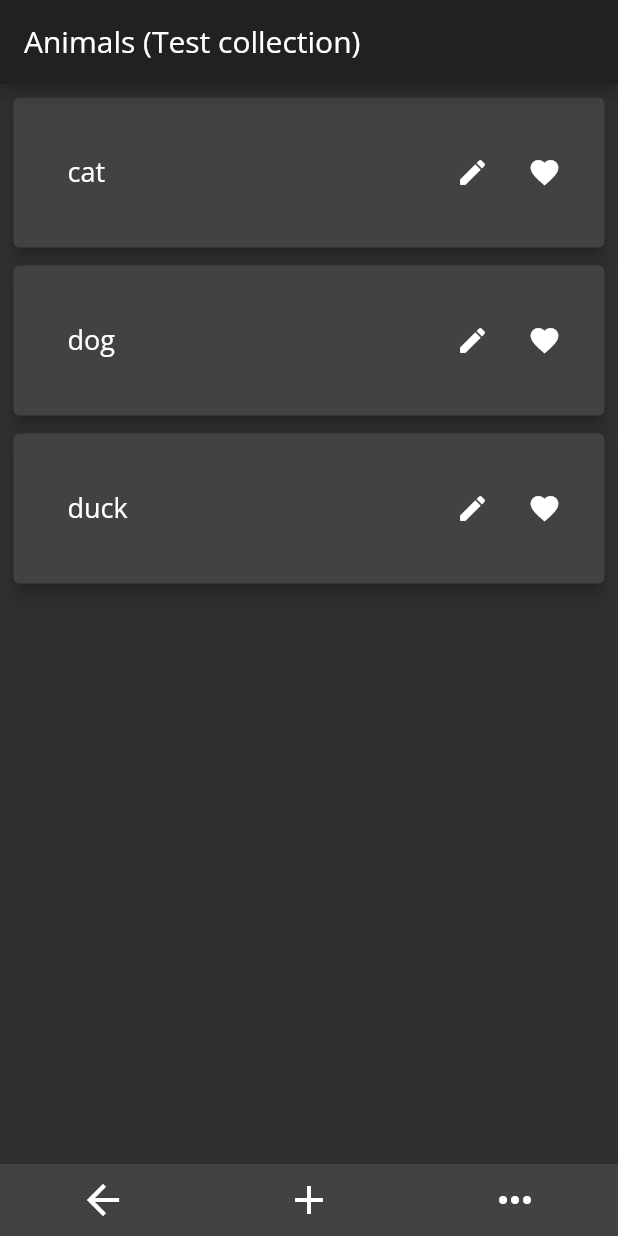
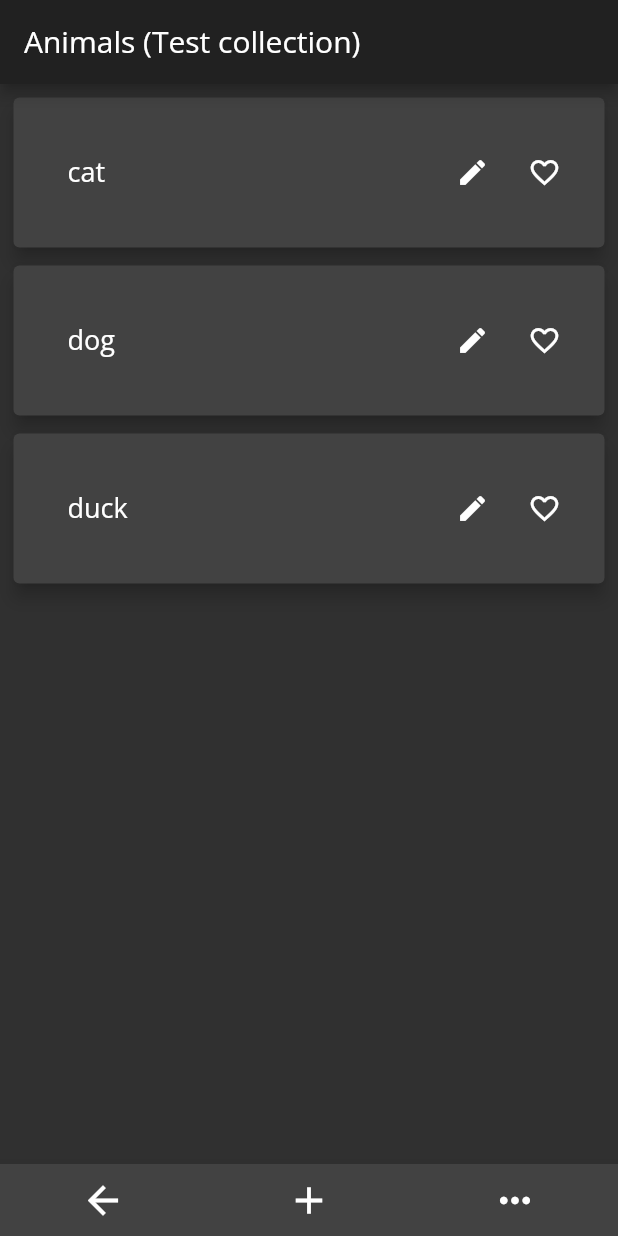
Before and after one commit to asapbox/flashcards, a Flutter app: the screen it shows after launch, after a tap on "Animals (Test collection)", on a phone screen of 412 x 824 dp. Run offline on Flutter 3.47's test engine with Material 2 defaults, Android fonts, the phone set to English and light mode, and no system bars; our stand-ins replace google_fonts.

Commit message:
Added the feature 'favorite flashcard'

```diff
--- a/lib/app_theme.dart
+++ b/lib/app_theme.dart
@@ -80,7 +80,7 @@ class AppTheme {
           selectedItemColor: Colors.green,
         ),
         iconTheme: const IconThemeData(
-          size: 32.0,
+          size: 30.0,
           color: Colors.black,
         ),
         primaryIconTheme: const IconThemeData(
@@ -105,7 +105,7 @@ class AppTheme {
         selectedItemColor: Colors.green,
       ),
       iconTheme: const IconThemeData(
-        size: 32.0,
+        size: 30.0,
         color: Colors.white,
       ),
       primaryIconTheme: const IconThemeData(
--- a/lib/model/flashcard.dart
+++ b/lib/model/flashcard.dart
@@ -1,19 +1,20 @@
 class Flashcard {
-  Flashcard({
-    required this.frontSide,
-    required this.backSide,
-  });
+  Flashcard(
+      {required this.frontSide,
+      required this.backSide,
+      required this.isFavorite});
 
   String frontSide;
   String backSide;
+  bool isFavorite;
 
   factory Flashcard.fromJson(dynamic json) => Flashcard(
         frontSide: json['frontSide'] as String,
         backSide: json['backSide'] as String,
+        isFavorite: json['isFavorite'] as bool,
       );
 
   @override
-  String toString() {
-    return 'Flashcard(frontSide: $frontSide, backSide: $backSide)';
-  }
+  String toString() =>
+      'Flashcard(frontSide: $frontSide, backSide: $backSide, isFavorite: $isFavorite)';
 }
--- a/lib/model/flashcards_repository.dart
+++ b/lib/model/flashcards_repository.dart
@@ -8,9 +8,9 @@ class FlashcardsRepository {
     Collection(
       collectionName: 'Animals (Test collection)',
       flashcards: [
-        Flashcard(frontSide: 'cat', backSide: 'кошка'),
-        Flashcard(frontSide: 'dog', backSide: 'собака'),
-        Flashcard(frontSide: 'duck', backSide: 'утка'),
+        Flashcard(frontSide: 'cat', backSide: 'кошка', isFavorite: false),
+        Flashcard(frontSide: 'dog', backSide: 'собака', isFavorite: false),
+        Flashcard(frontSide: 'duck', backSide: 'утка', isFavorite: false),
       ],
     ),
   ];
@@ -19,13 +19,12 @@ class FlashcardsRepository {
 
   FlashcardsRepository._();
 
-  // replace MockFlashcardsRepository() with _instance
-  factory FlashcardsRepository() =>
-      // MockFlashcardsRepository();
-      _instance;
+  // replace _instance with MockFlashcardsRepository() to retrieve mock data
+  // MockFlashcardsRepository();
+  factory FlashcardsRepository() => _instance;
 
-  Map<String, List<Map<String, String>>> toJson() {
-    Map<String, List<Map<String, String>>> tempMap = {};
+  Map<String, List<Map<String, dynamic>>> toJson() {
+    Map<String, List<Map<String, dynamic>>> tempMap = {};
     for (var collection in collections) {
       tempMap.addAll(
         {
@@ -34,6 +33,7 @@ class FlashcardsRepository {
               {
                 'frontSide': flashcard.frontSide,
                 'backSide': flashcard.backSide,
+                'isFavorite': flashcard.isFavorite,
               }
           ]
         },
--- a/lib/view/widgets/flashcard_form.dart
+++ b/lib/view/widgets/flashcard_form.dart
@@ -48,12 +48,12 @@ class _FlashcardFormState extends State<FlashcardForm> {
     frontSideTextEditingController.text =
         (isCreatingNewCollection || isCreatingNewFlashcard)
             ? ''
-            : context.read<FlashcardManager>().fetchFlashcard.frontSide;
+            : context.read<FlashcardManager>().fetchSelectedFlashcard.frontSide;
 
     backSideTextEditingController.text =
         (isCreatingNewCollection || isCreatingNewFlashcard)
             ? ''
-            : context.read<FlashcardManager>().fetchFlashcard.backSide;
+            : context.read<FlashcardManager>().fetchSelectedFlashcard.backSide;
 
     return Scaffold(
       appBar: AppBar(
--- a/lib/view/widgets/flashcard_list_view.dart
+++ b/lib/view/widgets/flashcard_list_view.dart
@@ -13,6 +13,11 @@ class _FlashcardListViewState extends State<FlashcardListView> {
   @override
   Widget build(BuildContext context) {
     final flashcards = context.read<FlashcardManager>().fetchSelectedFlashcards;
+
+    bool isFavorite(int index) {
+     return context.watch<FlashcardManager>().fetchSelectedFlashcards[index].isFavorite;
+    }
+
     return Container(
       padding: const EdgeInsets.all(5.0),
       child: ListView.separated(
@@ -33,8 +38,7 @@ class _FlashcardListViewState extends State<FlashcardListView> {
                 child: const Icon(
                   Icons.delete_forever,
                 ),
-            )
-          ),
+              )),
           secondaryBackground: Container(
               color: Colors.red,
               padding: const EdgeInsets.symmetric(horizontal: 20),
@@ -44,8 +48,7 @@ class _FlashcardListViewState extends State<FlashcardListView> {
                 child: const Icon(
                   Icons.delete_forever,
                 ),
-            )
-          ),
+              )),
           onDismissed: (DismissDirection direction) {
             setState(() {
               context.read<FlashcardManager>().removeFlashcardAt(index);
@@ -61,7 +64,6 @@ class _FlashcardListViewState extends State<FlashcardListView> {
               context.read<FlashcardManager>().setSelectedFlashcardIndex(index);
             },
             child: Card(
-
               elevation: 5.0,
               child: SizedBox(
                 height: 100.0,
@@ -94,10 +96,17 @@ class _FlashcardListViewState extends State<FlashcardListView> {
                           },
                         ),
                         IconButton(
-                          onPressed: () {},
+                          onPressed: () {
+                            context.read<FlashcardManager>().updateIsFavoriteAt(index);
+                          },
                           icon: IconTheme(
                             data: Theme.of(context).primaryIconTheme,
-                              child: const Icon(Icons.favorite_outlined)),
+                            child: Icon(
+                              (isFavorite(index))
+                                  ? Icons.favorite_outlined
+                                  : Icons.favorite_border_outlined,
+                            ),
+                          ),
                         ),
                       ],
                     ),
--- a/lib/view/widgets/swiping_animation.dart
+++ b/lib/view/widgets/swiping_animation.dart
@@ -56,6 +56,9 @@ class _SwipingAnimationState extends State<SwipingAnimation> {
         debugPrint('Page: ${position + 1}');
         debugPrint('PageValue: ${pageController.page}');
         updateCurrentPageValue();
+
+        context.read<FlashcardManager>().setSelectedFlashcardIndex(position);
+
       },
       controller: pageController,
       itemCount: flashcards.length,
```
Also changed, not shown: lib/model/mock_flashcard_repository.dart (+28 -27 lines), lib/persistence/persistence_manager.dart (+1 -10 lines), lib/view/screens/details_screen.dart (+12 -6 lines), lib/view_model/flashcard_manager.dart (+50 -38 lines), 1 other file. Lines whose indentation alone changed are shown as unchanged.
